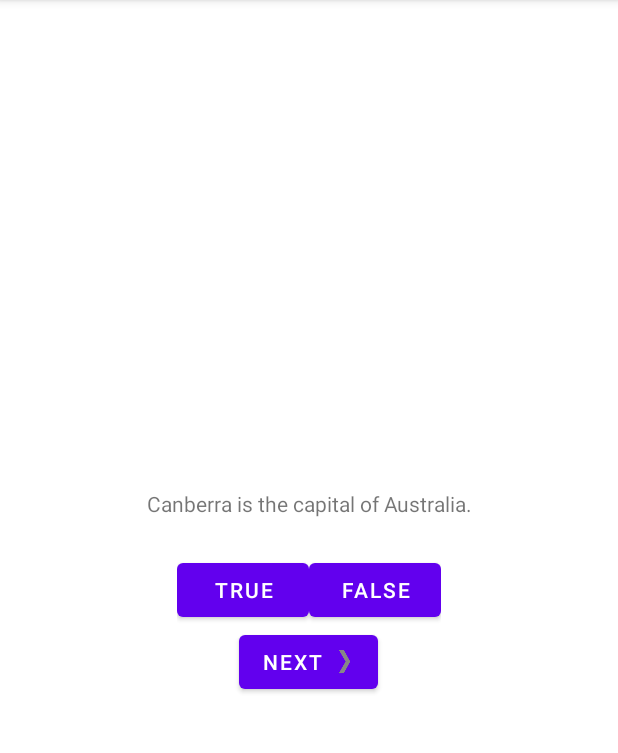
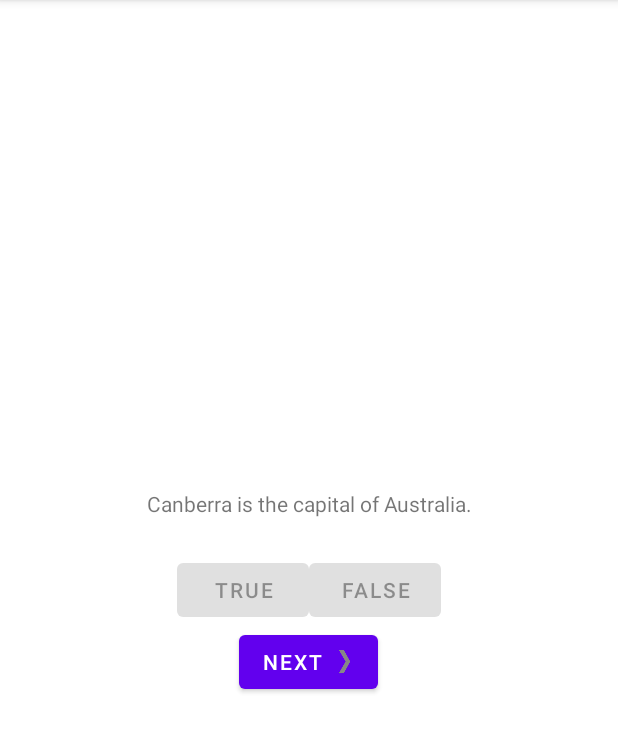
Before and after one commit to fvaldecan/GeoQuiz, an Android app: the screen it shows after launch (MainActivity), after a tap on "TRUE", on a phone screen of 412 x 824 dp, the part 84-837 px from its top. Run offline under Robolectric (Android 15) with nearby library versions, the phone set to English and light mode, and no system bars.

Commit message:
Prevent Repeat Answers & Graded Quiz

```diff
--- a/app/src/main/java/com/example/geoquiz/MainActivity.kt
+++ b/app/src/main/java/com/example/geoquiz/MainActivity.kt
@@ -3,36 +3,42 @@ package com.example.geoquiz
 import androidx.appcompat.app.AppCompatActivity
 import android.os.Bundle
 import android.util.Log
+import android.view.Gravity
 import android.view.View
 import android.widget.Button
 import android.widget.TextView
 import android.widget.Toast
+
 private const val TAG = "MainActivity"
+
 class MainActivity : AppCompatActivity() {
     private lateinit var trueButton: Button
     private lateinit var falseButton: Button
     private lateinit var nextButton: Button
     private lateinit var questionTextView: TextView
     private val questionBank = listOf(
-            Question(R.string.question_australia, false),
-            Question(R.string.question_oceans, true),
-            Question(R.string.question_mideast, true),
-            Question(R.string.question_africa, true),
-            Question(R.string.question_americas, true),
-            Question(R.string.question_asia, true)
+            Question(R.string.question_australia, true, false),
+            Question(R.string.question_oceans, true, false),
+            Question(R.string.question_mideast, false, false),
+            Question(R.string.question_africa, false, false),
+            Question(R.string.question_americas, true, false),
+            Question(R.string.question_asia, true, false)
     )
     private var currentIndex = 0
-
+    private var totalAnswered = 0
+    private var answersCorrect = 0
     override fun onCreate(savedInstanceState: Bundle?) {
         super.onCreate(savedInstanceState)
         Log.d(TAG, "onCreate(Bundle?) called")
         setContentView(R.layout.activity_main)
+
 
 //        References content view
         trueButton = findViewById(R.id.true_button)
         falseButton = findViewById(R.id.false_button)
         nextButton = findViewById(R.id.next_button)
         questionTextView = findViewById(R.id.question_text_view)
+
 
 //        Button onClick Listeners
         trueButton.setOnClickListener { view: View ->
@@ -43,43 +49,74 @@ class MainActivity : AppCompatActivity() {
         }
         nextButton.setOnClickListener {
             currentIndex = (currentIndex + 1) % questionBank.size
+            if (totalAnswered == questionBank.size) {
+                showGrade()
+            }
             updateQuestion()
         }
         updateQuestion()
 
     }
+
     override fun onStart() {
         super.onStart()
         Log.d(TAG, "onStart() called")
     }
+
     override fun onResume() {
         super.onResume()
         Log.d(TAG, "onResume() called")
     }
+
     override fun onPause() {
         super.onPause()
         Log.d(TAG, "onPause() called")
     }
+
     override fun onStop() {
         super.onStop()
         Log.d(TAG, "onStop() called")
     }
+
     override fun onDestroy() {
         super.onDestroy()
         Log.d(TAG, "onDestroy() called")
     }
+
     private fun updateQuestion() {
         val questionTextResId = questionBank[currentIndex].textResId
         questionTextView.setText(questionTextResId)
+        isAnswered()
     }
 
     private fun checkAnswer(userAnswer: Boolean) {
         val correctAnswer = questionBank[currentIndex].answer
+        questionBank[currentIndex].answered = true
         val messageResId = if (userAnswer == correctAnswer) {
+            answersCorrect += 1
             R.string.correct_toast
         } else {
             R.string.incorrect_toast
         }
         Toast.makeText(this, messageResId, Toast.LENGTH_SHORT).show()
+        totalAnswered += 1
+        Log.d(TAG, "checkAnswered() called $totalAnswered")
+        isAnswered()
+    }
+
+    private fun isAnswered() {
+        val answered = questionBank[currentIndex].answered
+        trueButton.isEnabled = !answered
+        falseButton.isEnabled = !answered
+    }
+
+    private fun showGrade() {
+
+        val percent = (answersCorrect * 100) / questionBank.size
+        Log.d(TAG, "showGrade() called $percent")
+
+        val toast = Toast.makeText(this, "$percent % correct", Toast.LENGTH_LONG)
+        toast.setGravity(Gravity.TOP, 0, 0)
+        toast.show()
     }
 }
--- a/app/src/main/java/com/example/geoquiz/Question.kt
+++ b/app/src/main/java/com/example/geoquiz/Question.kt
@@ -3,4 +3,4 @@ package com.example.geoquiz
 // NOTE: Recommended (1. Readability 2. Prevents runtime crash)
 import androidx.annotation.StringRes
 
-data class Question(@StringRes val textResId: Int, val answer: Boolean)
+data class Question(@StringRes val textResId: Int, val answer: Boolean, var answered: Boolean)
```
